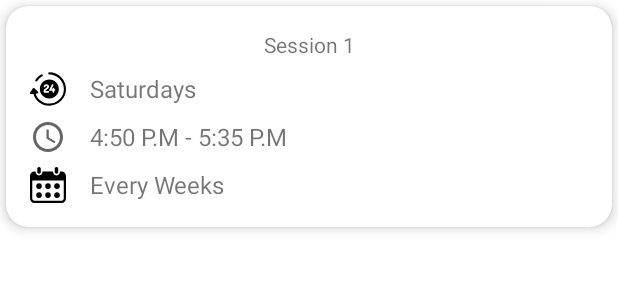
After one commit to amirkazemzade/MyClasses, an Android app: the layout card_session_details.xml on its own in the app's theme, with its tools: preview values and no code run, on a phone screen of 412 x 824 dp. The commit adds this screen. Shown: the top 300 px of the screen. Run offline under Robolectric (Android 15) with nearby library versions, the phone set to English and light mode, and no system bars.

Commit message:
Session Details Page Added

```diff
--- /dev/null
+++ b/app/src/main/res/layout/card_session_details.xml
@@ -0,0 +1,90 @@
+<?xml version="1.0" encoding="utf-8"?>
+<layout xmlns:android="http://schemas.android.com/apk/res/android"
+    xmlns:app="http://schemas.android.com/apk/res-auto"
+    xmlns:tools="http://schemas.android.com/tools">
+
+    <data>
+        <variable
+            name="session"
+            type="com.example.myclasses.database.entities.Session" />
+    </data>
+
+    <androidx.cardview.widget.CardView
+        android:layout_width="match_parent"
+        android:layout_height="wrap_content"
+        android:layout_margin="4dp"
+        app:cardBackgroundColor="#FFFFFF"
+        app:cardCornerRadius="15dp"
+        app:cardElevation="5dp">
+
+        <androidx.constraintlayout.widget.ConstraintLayout
+            android:layout_width="match_parent"
+            android:layout_height="match_parent">
+
+            <TextView
+                android:id="@+id/sessionName"
+                android:layout_width="0dp"
+                android:layout_height="wrap_content"
+                android:layout_marginStart="16dp"
+                android:layout_marginTop="16dp"
+                android:layout_marginEnd="16dp"
+                android:gravity="center"
+                app:layout_constraintEnd_toEndOf="parent"
+                app:layout_constraintStart_toStartOf="parent"
+                app:layout_constraintTop_toTopOf="parent"
+                tools:text="Session 1" />
+
+            <TextView
+                android:id="@+id/dayOfWeek"
+                dayOfWeek="@{session}"
+                android:layout_width="0dp"
+                android:layout_height="wrap_content"
+                android:layout_marginTop="8dp"
+                android:drawablePadding="16dp"
+                android:gravity="center_vertical"
+                android:text="@{session.lessonName}"
+                android:textSize="16sp"
+                app:drawableStartCompat="@drawable/ic_24_hours"
+                app:layout_constraintEnd_toEndOf="@+id/sessionName"
+                app:layout_constraintStart_toStartOf="@+id/sessionName"
+                app:layout_constraintTop_toBottomOf="@+id/sessionName"
+                tools:text="Saturdays" />
+
+            <TextView
+                android:id="@+id/time"
+                timeFormatted="@{session}"
+                android:layout_width="0dp"
+                android:layout_height="wrap_content"
+                android:layout_marginTop="8dp"
+                android:drawablePadding="16dp"
+                android:gravity="center_vertical"
+                android:textSize="16sp"
+                app:drawableStartCompat="@drawable/ic_time"
+                app:layout_constraintEnd_toEndOf="@+id/dayOfWeek"
+                app:layout_constraintHorizontal_bias="0.0"
+                app:layout_constraintStart_toStartOf="@+id/dayOfWeek"
+                app:layout_constraintTop_toBottomOf="@+id/dayOfWeek"
+                tools:text="4:50 P.M - 5:35 P.M" />
+
+            <TextView
+                android:id="@+id/weekState"
+                weekState="@{session}"
+                android:layout_width="0dp"
+                android:layout_height="wrap_content"
+                android:layout_marginTop="8dp"
+                android:layout_marginBottom="16dp"
+                android:drawablePadding="16dp"
+                android:gravity="center_vertical"
+                android:textSize="16sp"
+                app:drawableStartCompat="@drawable/ic_week"
+                app:layout_constraintBottom_toBottomOf="parent"
+                app:layout_constraintEnd_toEndOf="@+id/time"
+                app:layout_constraintHorizontal_bias="0.0"
+                app:layout_constraintStart_toStartOf="@+id/time"
+                app:layout_constraintTop_toBottomOf="@+id/time"
+                app:layout_constraintVertical_bias="0.0"
+                tools:text="Every Weeks" />
+
+        </androidx.constraintlayout.widget.ConstraintLayout>
+    </androidx.cardview.widget.CardView>
+</layout>
```
Also changed, not shown: app/src/main/java/com/example/myclasses/BindingUtil.kt (renamed from app/src/main/java/com/example/myclasses/ui/schedule/BindingUtil.kt, +21 -0 lines), app/src/main/java/com/example/myclasses/ui/lesson/LessonDetailsFragment.kt (added, +49 -0 lines), app/src/main/java/com/example/myclasses/ui/lesson/LessonDetailsViewModel.kt (added, +37 -0 lines), app/src/main/java/com/example/myclasses/ui/lesson/LessonDetailsViewModelFactory.kt (added, +19 -0 lines), app/src/main/java/com/example/myclasses/ui/lesson/SessionDetailsListAdapter.kt (added, +53 -0 lines), app/src/main/java/com/example/myclasses/ui/schedule/SessionsListAdapter.kt (+10 -5 lines), app/src/main/java/com/example/myclasses/ui/schedule/schedule_object/LessonObjectFragment.kt (+10 -1 lines), app/src/main/res/layout/card_session.xml (+11 -5 lines), app/src/main/res/layout/fragment_lesson_details.xml (+41 -41 lines), app/src/main/res/navigation/mobile_navigation.xml (+12 -0 lines).
